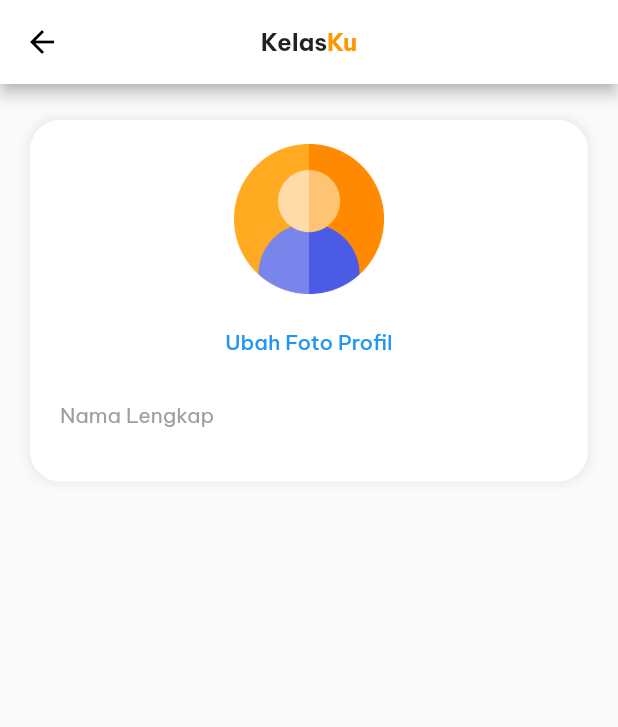
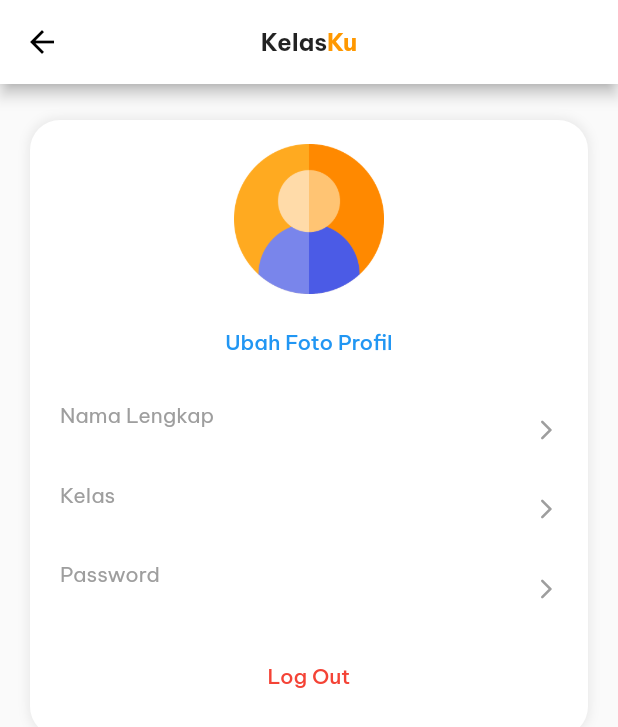
Before and after one commit to deevarindu/flutter_kelasku_tubes, a Flutter app: the ProfileScreen screen opened directly with empty values, on a phone screen of 412 x 824 dp. Shown: the top 727 px of the screen. Run offline on Flutter 3.47's test engine with Material 2 defaults, Android fonts, the phone set to English and light mode, and no system bars; our stand-ins replace google_fonts.

Commit message:
Profile Screen Almost Complete and Fixing problems

```diff
--- a/lib/screens/profile_screen.dart
+++ b/lib/screens/profile_screen.dart
@@ -1,5 +1,5 @@
 import 'package:flutter/material.dart';
-
+import 'package:flutter_kelasku_tubes/screens/screens.dart';
 import '../widgets/widgets.dart';
 
 class ProfileScreen extends StatelessWidget {
@@ -24,7 +24,7 @@ class ProfileScreen extends StatelessWidget {
           mainAxisAlignment: MainAxisAlignment.center,
           children: [
             Container(
-              margin: EdgeInsets.only(right: 56),
+              margin: const EdgeInsets.only(right: 56),
               child: title(),
             ),
           ],
@@ -81,7 +81,84 @@ class ProfileScreen extends StatelessWidget {
                         ),
                       ],
                     ),
+                    const Icon(Icons.arrow_forward_ios_rounded,
+                        color: Colors.grey, size: 16),
                   ],
+                ),
+              ),
+              const SizedBox(height: 16),
+              GestureDetector(
+                onTap: () {},
+                child: Row(
+                  mainAxisAlignment: MainAxisAlignment.spaceBetween,
+                  children: [
+                    Column(
+                      crossAxisAlignment: CrossAxisAlignment.start,
+                      children: [
+                        const Text(
+                          'Kelas',
+                          style: TextStyle(
+                            fontSize: 14,
+                            color: Colors.grey,
+                          ),
+                        ),
+                        const SizedBox(height: 4),
+                        Text(
+                          kelas!,
+                          style: const TextStyle(
+                            fontSize: 12,
+                          ),
+                        ),
+                      ],
+                    ),
+                    const Icon(Icons.arrow_forward_ios_rounded,
+                        color: Colors.grey, size: 16),
+                  ],
+                ),
+              ),
+              const SizedBox(height: 16),
+              GestureDetector(
+                onTap: () {},
+                child: Row(
+                  mainAxisAlignment: MainAxisAlignment.spaceBetween,
+                  children: [
+                    Column(
+                      crossAxisAlignment: CrossAxisAlignment.start,
+                      children: [
+                        const Text(
+                          'Password',
+                          style: TextStyle(
+                            fontSize: 14,
+                            color: Colors.grey,
+                          ),
+                        ),
+                        const SizedBox(height: 4),
+                        Text(
+                          password!,
+                          style: const TextStyle(
+                            fontSize: 12,
+                          ),
+                        ),
+                      ],
+                    ),
+                    const Icon(Icons.arrow_forward_ios_rounded,
+                        color: Colors.grey, size: 16),
+                  ],
+                ),
+              ),
+              const SizedBox(height: 16),
+              TextButton(
+                onPressed: () {
+                  Navigator.pushReplacement(
+                    context,
+                    MaterialPageRoute(
+                      builder: (context) => const LoginScreen(),
+                    ),
+                  );
+                },
+                child: const Text(
+                  'Log Out',
+                  style: TextStyle(color: Colors.red),
                 ),
               ),
             ],
--- a/lib/screens/register_screen.dart
+++ b/lib/screens/register_screen.dart
@@ -192,7 +192,7 @@ class _RegisterScreenState extends State<RegisterScreen> {
                           Navigator.pushReplacement(
                             context,
                             MaterialPageRoute(
-                              builder: (context) => const HomeScreen(),
+                              builder: (context) => HomeScreen(),
                             ),
                           );
                         }
@@ -201,7 +201,7 @@ class _RegisterScreenState extends State<RegisterScreen> {
                         height: 45,
                         width: double.infinity,
                         padding: const EdgeInsets.symmetric(vertical: 10),
-                        decoration: BoxDecoration(
+                        decoration: const BoxDecoration(
                           color: Color.fromARGB(255, 255, 169, 32),
                           borderRadius: const BorderRadius.all(
                             Radius.circular(10),
```
Also changed, not shown: lib/app.dart (+4 -4 lines), lib/screens/home_screen.dart (+6 -4 lines), lib/screens/login_screen.dart (+3 -7 lines).
